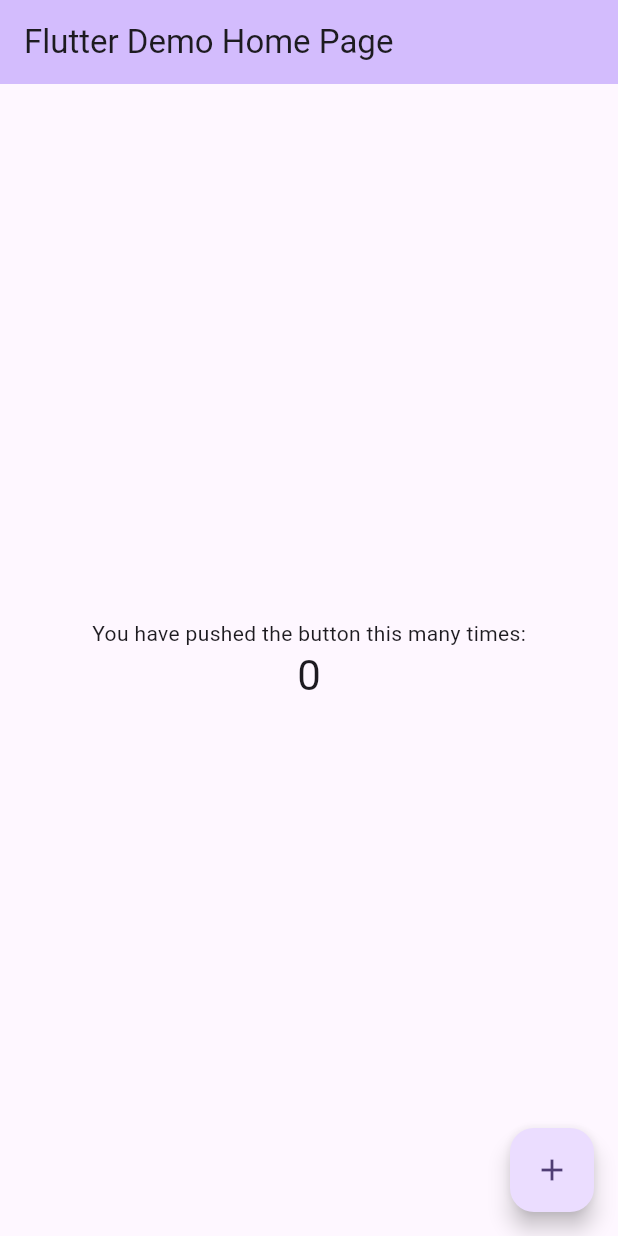
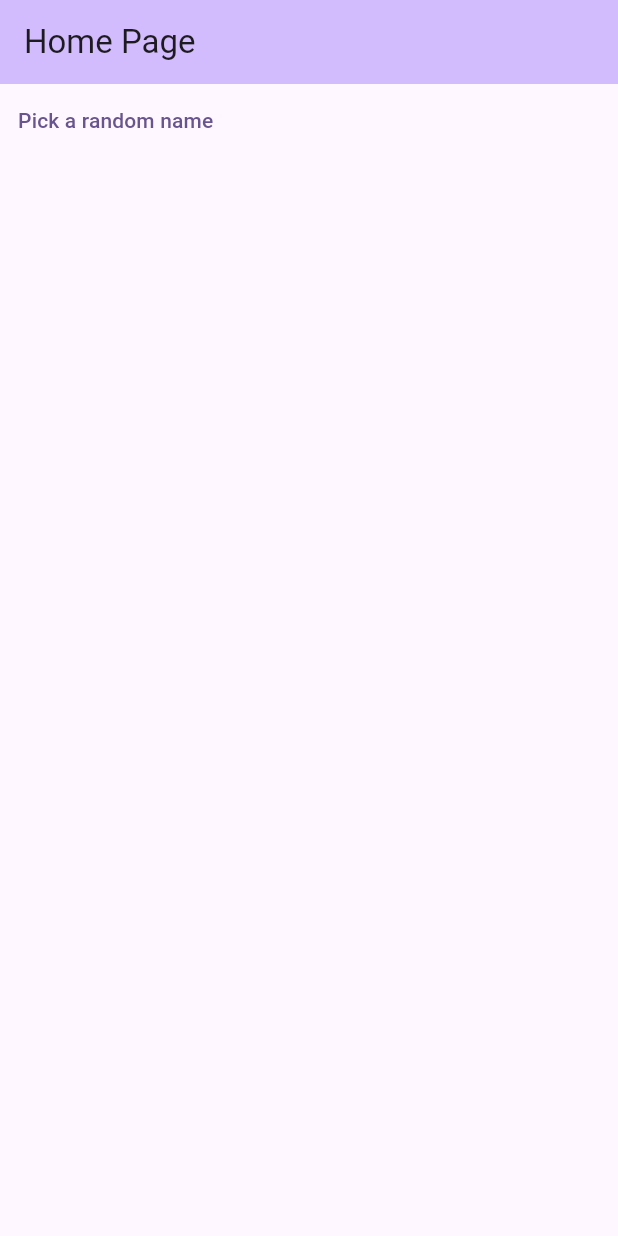
Before and after one commit to ahmeddhus/simple_cubit_example, a Flutter app: the screen it shows after launch, on a phone screen of 412 x 824 dp. Run offline on Flutter 3.47's test engine with Material 2 defaults, Android fonts, the phone set to English and light mode, and no system bars; our stand-ins replace flutter_bloc.

Commit message:
add the example

```diff
--- a/lib/main.dart
+++ b/lib/main.dart
@@ -1,4 +1,5 @@
 import 'package:flutter/material.dart';
+import 'package:simple_cubit_example/src/home_page.dart';
 
 void main() {
   runApp(const MyApp());
@@ -7,119 +8,15 @@ void main() {
 class MyApp extends StatelessWidget {
   const MyApp({super.key});
 
-  // This widget is the root of your application.
   @override
   Widget build(BuildContext context) {
     return MaterialApp(
       title: 'Flutter Demo',
       theme: ThemeData(
-        // This is the theme of your application.
-        //
-        // TRY THIS: Try running your application with "flutter run". You'll see
-        // the application has a blue toolbar. Then, without quitting the app,
-        // try changing the seedColor in the colorScheme below to Colors.green
-        // and then invoke "hot reload" (save your changes or press the "hot
-        // reload" button in a Flutter-supported IDE, or press "r" if you used
-        // the command line to start the app).
-        //
-        // Notice that the counter didn't reset back to zero; the application
-        // state is not lost during the reload. To reset the state, use hot
-        // restart instead.
-        //
-        // This works for code too, not just values: Most code changes can be
-        // tested with just a hot reload.
         colorScheme: ColorScheme.fromSeed(seedColor: Colors.deepPurple),
         useMaterial3: true,
       ),
-      home: const MyHomePage(title: 'Flutter Demo Home Page'),
+      home: const HomePage(),
     );
   }
 }
-
-class MyHomePage extends StatefulWidget {
-  const MyHomePage({super.key, required this.title});
-
-  // This widget is the home page of your application. It is stateful, meaning
-  // that it has a State object (defined below) that contains fields that affect
-  // how it looks.
-
-  // This class is the configuration for the state. It holds the values (in this
-  // case the title) provided by the parent (in this case the App widget) and
-  // used by the build method of the State. Fields in a Widget subclass are
-  // always marked "final".
-
-  final String title;
-
-  @override
-  State<MyHomePage> createState() => _MyHomePageState();
-}
-
-class _MyHomePageState extends State<MyHomePage> {
-  int _counter = 0;
-
-  void _incrementCounter() {
-    setState(() {
-      // This call to setState tells the Flutter framework that something has
-      // changed in this State, which causes it to rerun the build method below
-      // so that the display can reflect the updated values. If we changed
-      // _counter without calling setState(), then the build method would not be
-      // called again, and so nothing would appear to happen.
-      _counter++;
-    });
-  }
-
-  @override
-  Widget build(BuildContext context) {
-    // This method is rerun every time setState is called, for instance as done
-    // by the _incrementCounter method above.
-    //
-    // The Flutter framework has been optimized to make rerunning build methods
-    // fast, so that you can just rebuild anything that needs updating rather
-    // than having to individually change instances of widgets.
-    return Scaffold(
-      appBar: AppBar(
-        // TRY THIS: Try changing the color here to a specific color (to
-        // Colors.amber, perhaps?) and trigger a hot reload to see the AppBar
-        // change color while the other colors stay the same.
-        backgroundColor: Theme.of(context).colorScheme.inversePrimary,
-        // Here we take the value from the MyHomePage object that was created by
-        // the App.build method, and use it to set our appbar title.
-        title: Text(widget.title),
-      ),
-      body: Center(
-        // Center is a layout widget. It takes a single child and positions it
-        // in the middle of the parent.
-        child: Column(
-          // Column is also a layout widget. It takes a list of children and
-          // arranges them vertically. By default, it sizes itself to fit its
-          // children horizontally, and tries to be as tall as its parent.
-          //
-          // Column has various properties to control how it sizes itself and
-          // how it positions its children. Here we use mainAxisAlignment to
-          // center the children vertically; the main axis here is the vertical
-          // axis because Columns are vertical (the cross axis would be
-          // horizontal).
-          //
-          // TRY THIS: Invoke "debug painting" (choose the "Toggle Debug Paint"
-          // action in the IDE, or press "p" in the console), to see the
-          // wireframe for each widget.
-          mainAxisAlignment: MainAxisAlignment.center,
-          children: <Widget>[
-            const Text(
-              'You have pushed the button this many times:',
-            ),
-            Text(
-              '$_counter',
-              style: Theme.of(context).textTheme.headlineMedium,
-            ),
-          ],
-        ),
-      ),
-      floatingActionButton: FloatingActionButton(
-        onPressed: _incrementCounter,
-        tooltip: 'Increment',
-        child: const Icon(Icons.add),
-      ), // This trailing comma makes auto-formatting nicer for build methods.
-    );
-  }
-}
--- /dev/null
+++ b/lib/src/home_page.dart
@@ -0,0 +1,64 @@
+import 'package:flutter/material.dart';
+import 'package:simple_cubit_example/src/names_cubit.dart';
+
+class HomePage extends StatefulWidget {
+  const HomePage({super.key});
+
+  @override
+  State<HomePage> createState() => _HomePageState();
+}
+
+class _HomePageState extends State<HomePage> {
+  late final NamesCubit cubit;
+
+  @override
+  void initState() {
+    super.initState();
+
+    cubit = NamesCubit();
+  }
+
+  @override
+  Widget build(BuildContext context) {
+    return Scaffold(
+      appBar: AppBar(
+        backgroundColor: Theme.of(context).colorScheme.inversePrimary,
+        title: const Text('Home Page'),
+      ),
+      body: StreamBuilder<String?>(
+        stream: cubit.stream,
+        builder: (context, snapshot) {
+          final button = TextButton(
+            onPressed: () => cubit.pickRandomName(),
+            child: const Text('Pick a random name'),
+          );
+          switch (snapshot.connectionState) {
+            case ConnectionState.none:
+              return button;
+            case ConnectionState.waiting:
+              return button;
+            case ConnectionState.active:
+              return Center(
+                child: Column(
+                  mainAxisAlignment: MainAxisAlignment.center,
+                  children: [
+                    Text(snapshot.data ?? ''),
+                    button,
+                  ],
+                ),
+              );
+            case ConnectionState.done:
+              return const SizedBox();
+          }
+        },
+      ),
+    );
+  }
+
+  /// we close any [Cubit] because it's an abstract layer above [Streams] and [StreamControllers]
+  @override
+  void dispose() {
+    cubit.close();
+    super.dispose();
+  }
+}
--- /dev/null
+++ b/lib/src/iterable_extension.dart
@@ -0,0 +1,5 @@
+import 'dart:math' as math show Random;
+
+extension RandomElemnt<T> on Iterable<T> {
+  T getRandomElement() => elementAt(math.Random().nextInt(length));
+}
--- /dev/null
+++ b/lib/src/names_cubit.dart
@@ -0,0 +1,19 @@
+import 'package:flutter_bloc/flutter_bloc.dart';
+import 'package:simple_cubit_example/src/iterable_extension.dart';
+
+const names = [
+  'Foo',
+  'Bar',
+  'Baz',
+];
+
+/// [Cubits] is kinda an abstract layer above [Streams] and [StreamControllers]
+class NamesCubit extends Cubit<String?> {
+  /// [Cubit] and [BloC] must has an initial value for the state.
+  NamesCubit() : super(null);
+
+  /// [emits] is the way to produce a new [value]/[state].
+  void pickRandomName() => emit(
+        names.getRandomElement(),
+      );
+}
```
Also changed, not shown: pubspec.yaml (+3 -68 lines), pubspec.lock.
